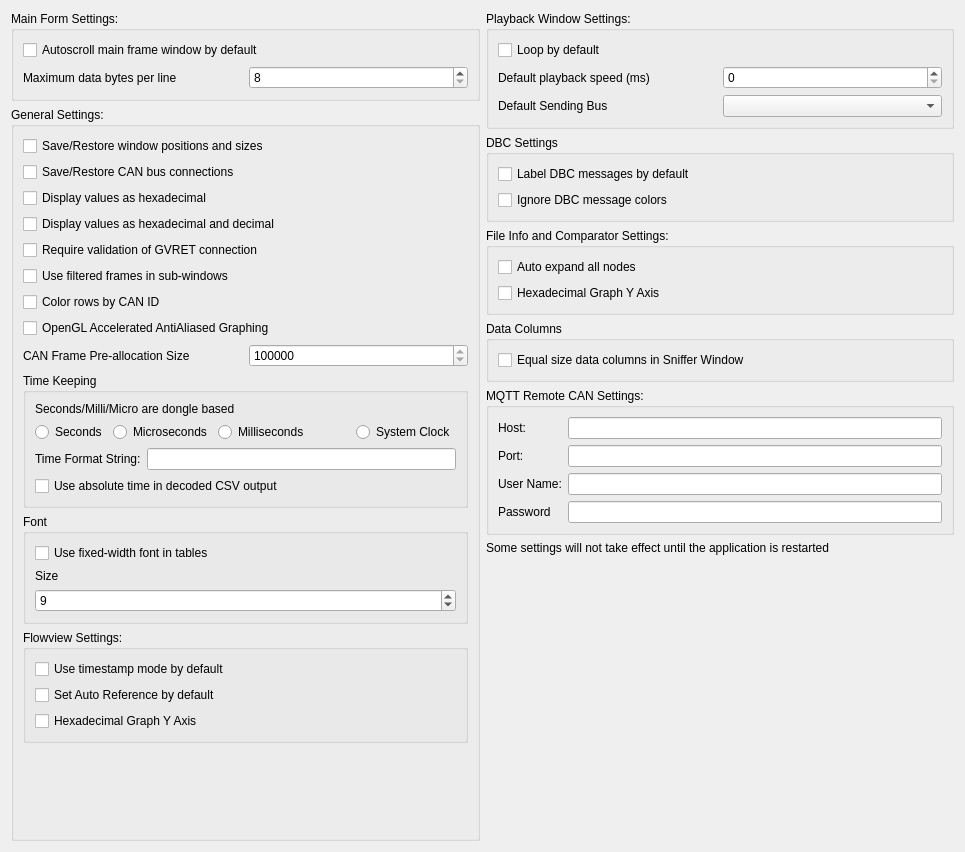
The window that ui/mainsettingsdialog.ui (minoseigenheer/SavvyCAN) describes before a commit, drawn with Qt 5.
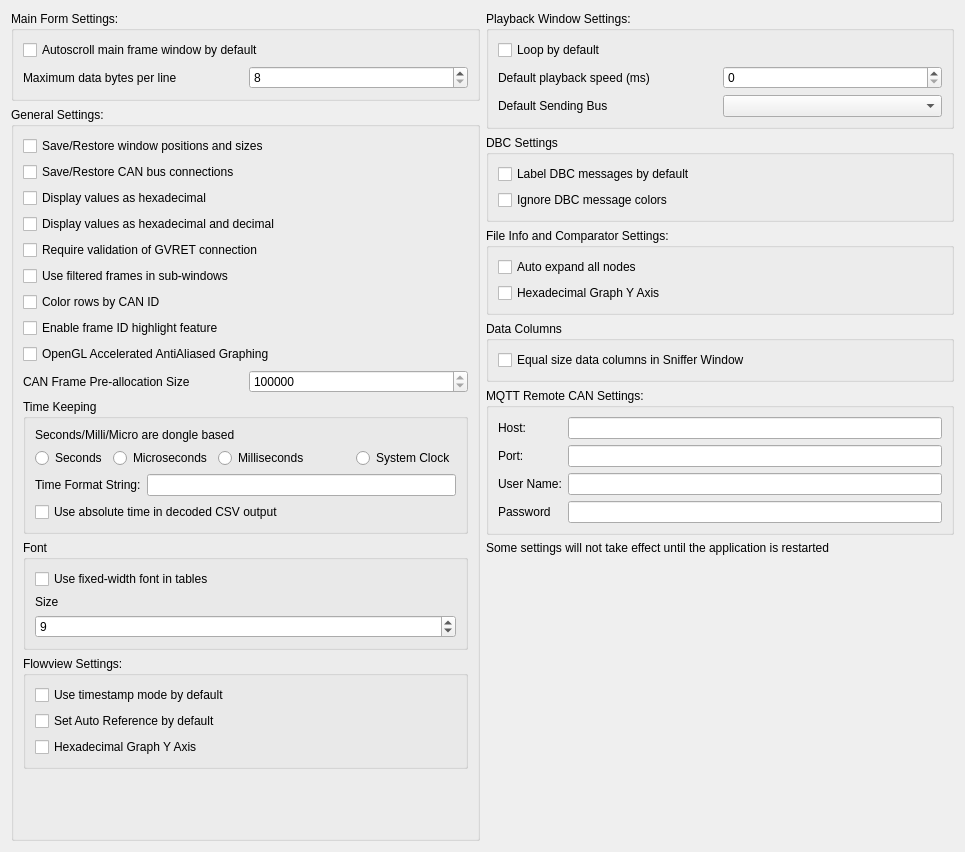
The same window after the commit.

Commit message: Add frame ID highlight feature with overview bar

What changed in the file:
```diff
--- a/ui/mainsettingsdialog.ui
+++ b/ui/mainsettingsdialog.ui
@@ -111,6 +111,13 @@
           </property>
          </widget>
         </item>
+        <item>
+         <widget class="QCheckBox" name="cbEnableFrameHighlight">
+          <property name="text">
+           <string>Enable frame ID highlight feature</string>
+          </property>
+         </widget>
+        </item>
         <item>
          <widget class="QCheckBox" name="cbUseOpenGL">
           <property name="text">
```
The commit also changes 11 other files.
